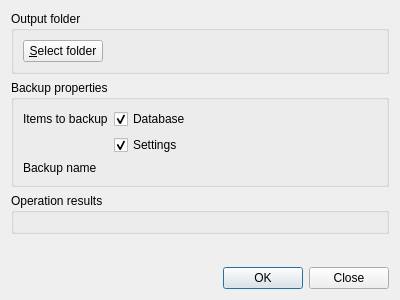
martinrotter/rssguard, file src/gui/formbackupdatabasesettings.ui: the form before one commit.
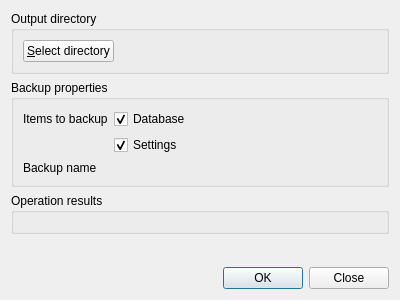
The form after the commit. Custom widgets are drawn as their Qt base class.

```diff
--- a/src/gui/formbackupdatabasesettings.ui
+++ b/src/gui/formbackupdatabasesettings.ui
@@ -17,13 +17,13 @@
    <item>
     <widget class="QGroupBox" name="m_groupFile">
      <property name="title">
-      <string>Output folder</string>
+      <string>Output directory</string>
      </property>
      <layout class="QFormLayout" name="formLayout">
       <item row="0" column="0">
        <widget class="QPushButton" name="m_btnSelectFolder">
         <property name="text">
-         <string>&amp;Select folder</string>
+         <string>&amp;Select directory</string>
         </property>
        </widget>
       </item>
```
